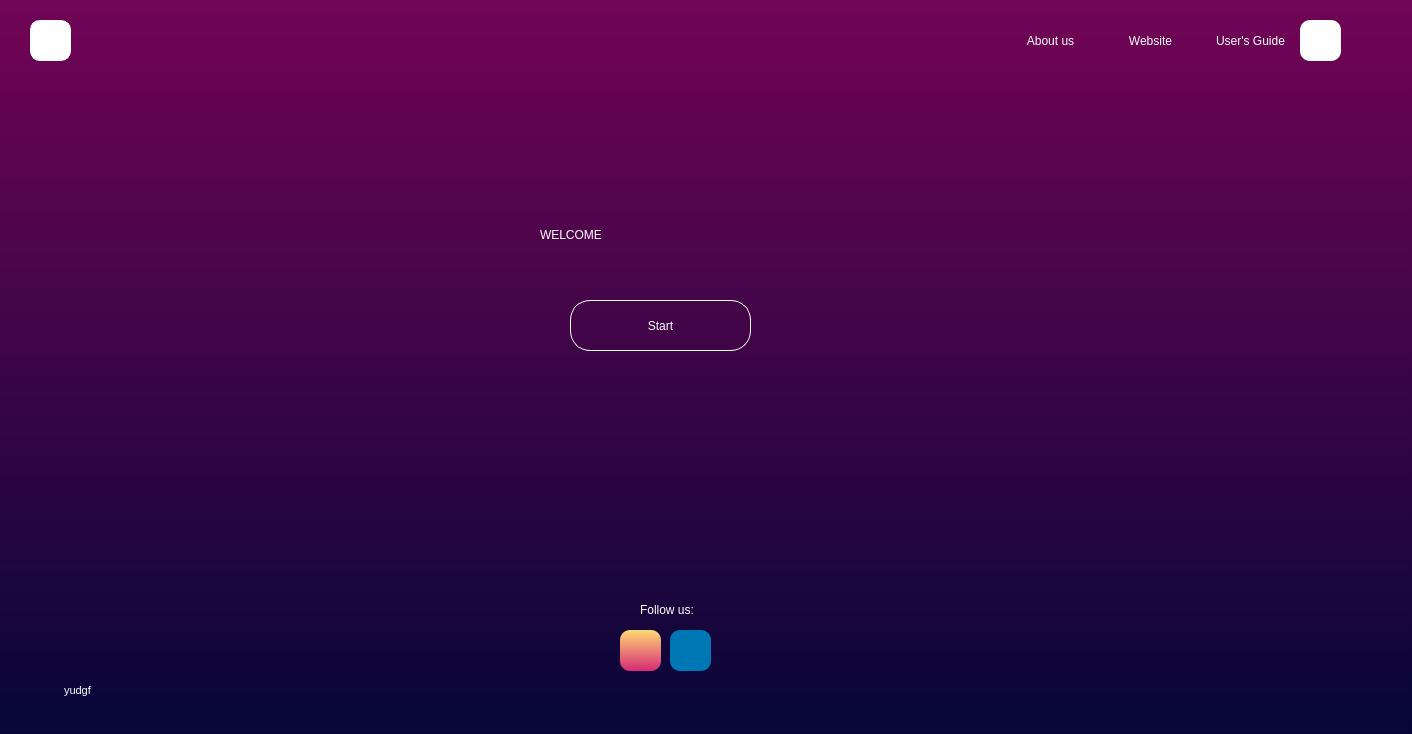
Qt form New_Assets/untitled.ui (CodeALPHA007/Shunya) before a commit.
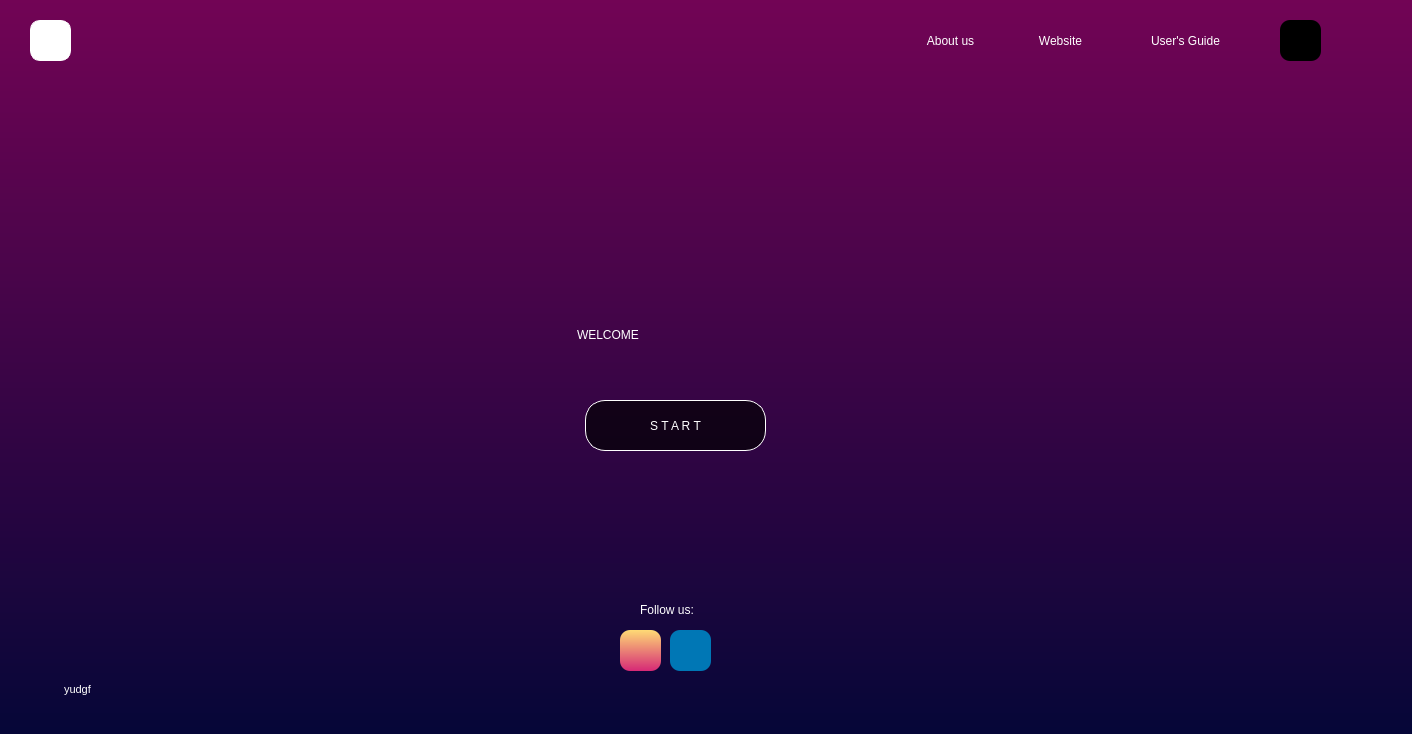
The same form after that commit.

Diff of the .ui file:
```diff
--- a/New_Assets/untitled.ui
+++ b/New_Assets/untitled.ui
@@ -29,9 +29,9 @@
    <widget class="QLabel" name="label">
     <property name="geometry">
      <rect>
-      <x>540</x>
-      <y>190</y>
-      <width>261</width>
+      <x>577</x>
+      <y>290</y>
+      <width>201</width>
       <height>91</height>
      </rect>
     </property>
@@ -39,8 +39,9 @@
      <enum>Qt::WheelFocus</enum>
     </property>
     <property name="styleSheet">
-     <string notr="true">font: 36pt &quot;Nirmala UI&quot;;
-color:white;background-color:none;border:none;</string>
+     <string notr="true">font: 75 40pt &quot;Consolas&quot;;
+background-color: none;
+color:white;border:none;</string>
     </property>
     <property name="frameShape">
      <enum>QFrame::StyledPanel</enum>
@@ -58,8 +59,8 @@
    <widget class="QPushButton" name="button1">
     <property name="geometry">
      <rect>
-      <x>570</x>
-      <y>300</y>
+      <x>585</x>
+      <y>400</y>
       <width>181</width>
       <height>51</height>
      </rect>
@@ -68,11 +69,11 @@
      <string notr="true">color:white;
 border: 0.5px solid white;
 border-radius:20px;
-background-color:none;
-font: 75 16pt &quot;Modern&quot;;</string>
+background-color:rgba(0, 0, 0,170);
+font: 75 18pt &quot;Modern&quot;;</string>
     </property>
     <property name="text">
-     <string>Start</string>
+     <string>S T A R T</string>
     </property>
    </widget>
    <widget class="QLabel" name="image_label">
@@ -100,7 +101,7 @@
    <widget class="QPushButton" name="button2">
     <property name="geometry">
      <rect>
-      <x>1000</x>
+      <x>900</x>
       <y>20</y>
       <width>101</width>
       <height>41</height>
@@ -155,7 +156,7 @@
    <widget class="QPushButton" name="button3">
     <property name="geometry">
      <rect>
-      <x>1100</x>
+      <x>1010</x>
       <y>20</y>
       <width>101</width>
       <height>41</height>
@@ -194,9 +195,9 @@
    <widget class="QPushButton" name="button4">
     <property name="geometry">
      <rect>
-      <x>1200</x>
+      <x>1120</x>
       <y>20</y>
-      <width>101</width>
+      <width>131</width>
       <height>41</height>
      </rect>
     </property>
@@ -281,7 +282,7 @@
       <x>60</x>
       <y>680</y>
       <width>1271</width>
-      <height>21</height>
+      <height>16</height>
      </rect>
     </property>
     <property name="styleSheet">
@@ -306,7 +307,7 @@
    <widget class="QPushButton" name="close_btn">
     <property name="geometry">
      <rect>
-      <x>1300</x>
+      <x>1280</x>
       <y>20</y>
       <width>41</width>
       <height>41</height>
@@ -322,7 +323,7 @@
      <string notr="true">color:red;
 font: italic 10pt &quot;Segoe UI Semilight&quot;;
 border-radius:10px;
-background-color: white;</string>
+background-color: black;</string>
     </property>
     <property name="text">
      <string/>
```
Left out of the diff: 8 changed lines with no effect on the pictures.
